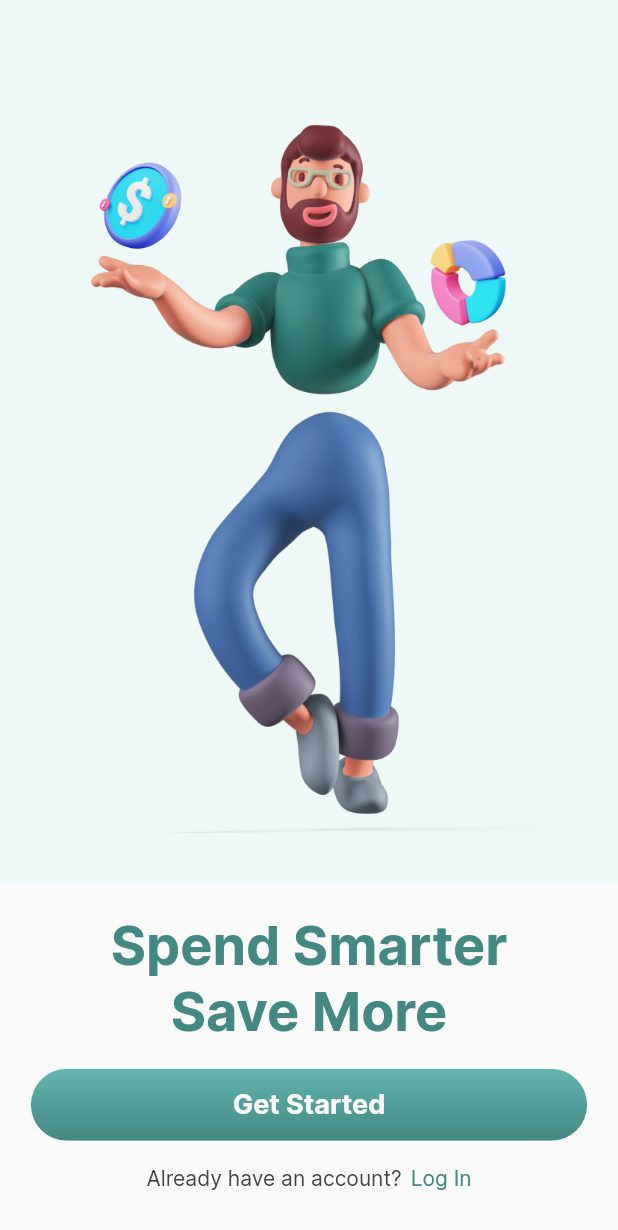
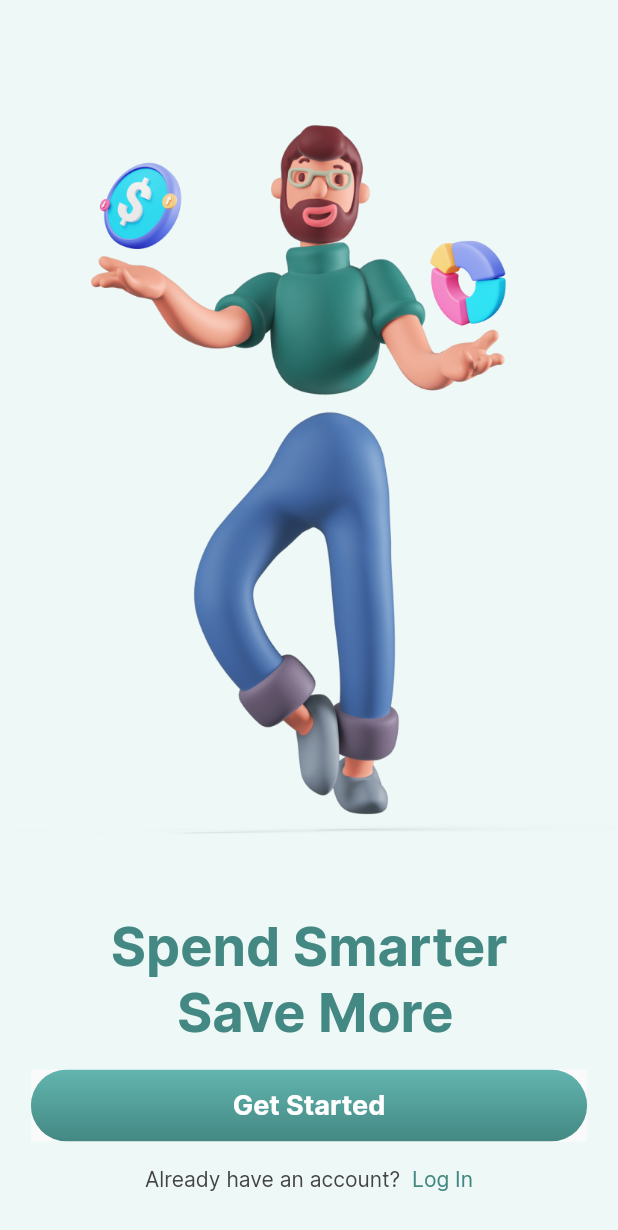
Before and after one commit to ericarodrigs/financy_app, a Flutter app: the screen it shows after launch, on a phone screen of 412 x 824 dp. Shown: the top 1230 px of the screen. Run offline on Flutter 3.47's test engine with Material 2 defaults, Android fonts, the phone set to English and light mode, and no system bars.

Commit message:
Refactors and create widget MultiTextButton

```diff
--- /dev/null
+++ b/lib/core/widgets/multi_text_button.dart
@@ -0,0 +1,27 @@
+import 'dart:developer';
+
+import 'package:flutter/material.dart';
+
+import '../constants/app_colors.dart';
+import '../constants/app_text_styles.dart';
+
+class MultiTextButton extends StatelessWidget {
+  final VoidCallback? onTap;
+  final List<Text> children;
+
+  const MultiTextButton({Key? key, this.onTap, required this.children}) : super(key: key);
+
+  @override
+  Widget build(BuildContext context) {
+    return Padding(
+      padding: const EdgeInsets.only(top: 16, bottom: 30.0),
+      child: GestureDetector(
+        onTap: onTap,
+        child: Row(
+          mainAxisAlignment: MainAxisAlignment.center,
+          children: children,
+        ),
+      ),
+    );
+  }
+}
--- a/lib/features/onboarding/onboarding_page.dart
+++ b/lib/features/onboarding/onboarding_page.dart
@@ -1,9 +1,11 @@
-import 'dart:math';
+import 'dart:developer';
 
 import 'package:estudos/core/constants/app_colors.dart';
 import 'package:estudos/core/constants/app_text_styles.dart';
+import 'package:flutter/gestures.dart';
 import 'package:flutter/material.dart';
 
+import '../../core/widgets/multi_text_button.dart';
 import '../../core/widgets/my_button.dart';
 
 class OnboardingPage extends StatelessWidget {
@@ -12,66 +14,52 @@ class OnboardingPage extends StatelessWidget {
   @override
   Widget build(BuildContext context) {
     return Scaffold(
+      backgroundColor: AppColors.iceWhite,
       body: Column(
         children: [
           Expanded(
-            flex: 5,
-            child: Container(
-              color: AppColors.iceWhite,
             child: Padding(
               padding: const EdgeInsets.only(top: 60),
               child: Image.asset('assets/images/onboarding.png'),
             ),
           ),
-          ),
-          Expanded(
-              flex: 2,
-              child: Column(
+          Column(
             children: [
               const SizedBox(
                 height: 20,
               ),
               Text(
-                    'Spend Smarter',
-                    style: AppTextStyles.mediumText
-                        .copyWith(color: AppColors.greenLightTwo),
-                  ),
-                  Text(
-                    'Save More',
+                'Spend Smarter \n Save More',
+                textAlign: TextAlign.center,
                 style: AppTextStyles.mediumText
                     .copyWith(color: AppColors.greenLightTwo),
               ),
               const SizedBox(
                 height: 16,
               ),
-                  MyButton(text: 'Get Started',
-                  onTap: (){},),
-                  const SizedBox(
-                    height: 16,
+              MyButton(
+                text: 'Get Started',
+                onTap: () {
+                  log('message');
+                },
               ),
-                  Padding(
-                    padding: const EdgeInsets.only(bottom: 30.0),
-                    child: Row(
-                      mainAxisAlignment: MainAxisAlignment.center,
+              MultiTextButton(
+                onTap: () => log('message'),
                 children: [
                   Text(
-                          'Already have an account?',
+                    'Already have an account? ',
                     style: AppTextStyles.smallText
                         .copyWith(color: AppColors.grey),
                   ),
-                        const SizedBox(
-                          width: 6,
-                        ),
                   Text(
-                          'Log In',
+                    ' Log In',
                     style: AppTextStyles.smallText
                         .copyWith(color: AppColors.greenLightTwo),
                   ),
                 ],
               ),
+            ],
           ),
-                ],
-              ))
         ],
       ),
     );
```
Lines whose indentation alone changed are shown as unchanged.
